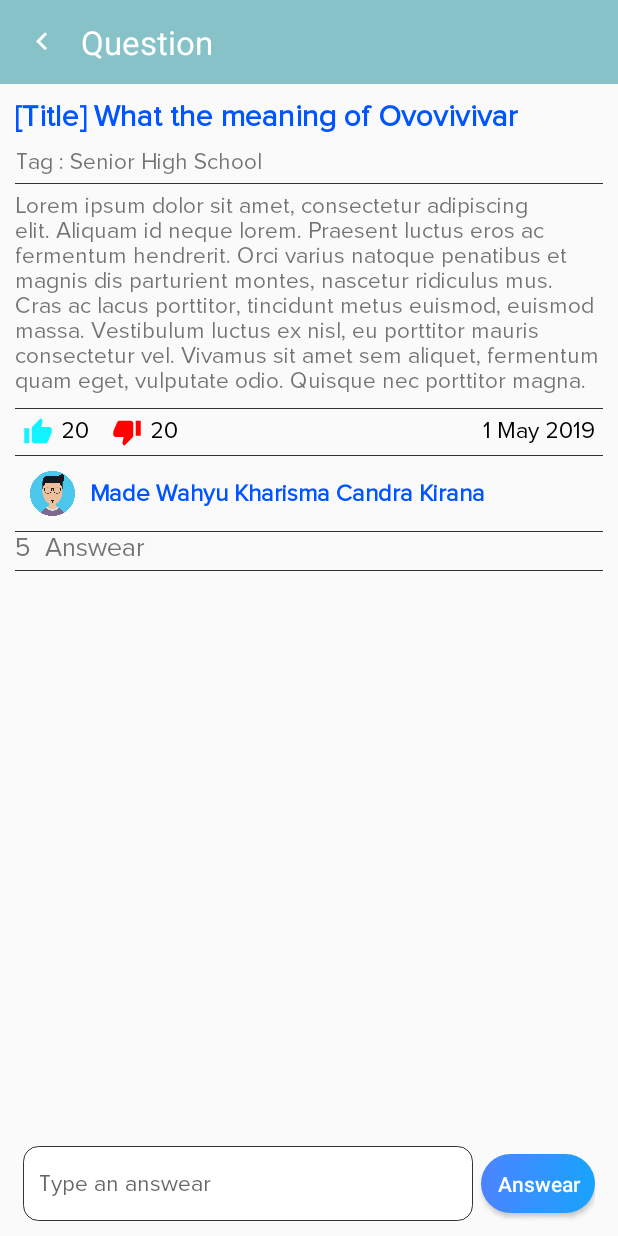
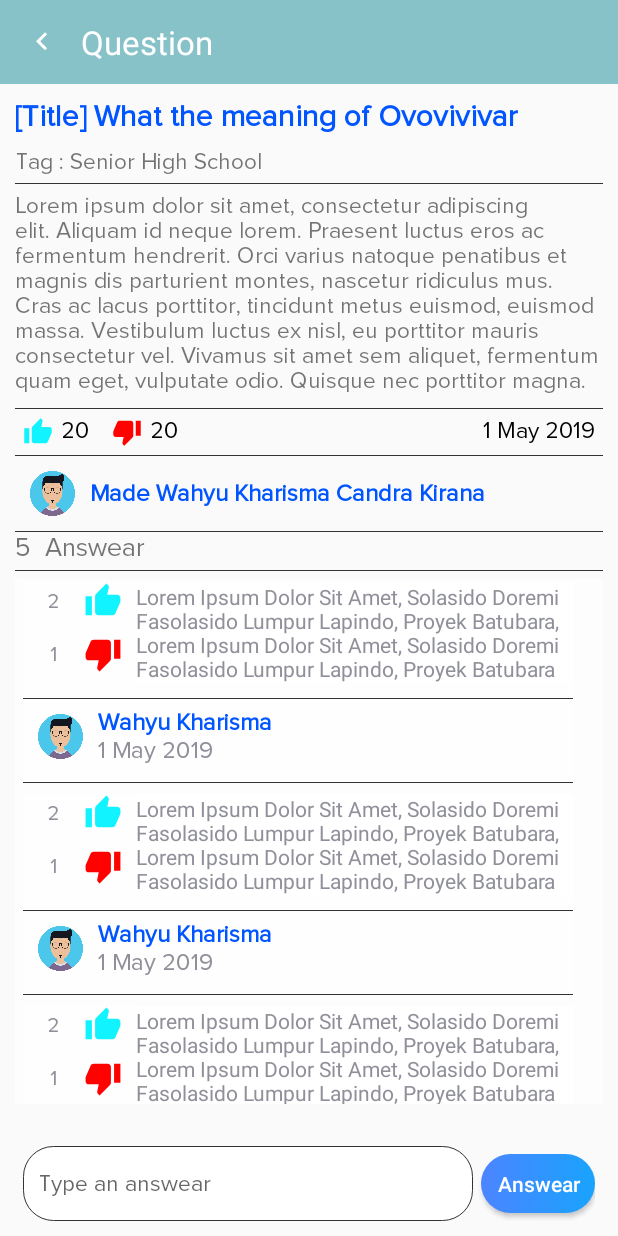
Before and after one commit to wahyukharisma/LearnMe, an Android app: the QuestionExpand screen opened directly, with no data from a screen before it, on a phone screen of 412 x 824 dp. Run offline under Robolectric (Android 15) with nearby library versions, the phone set to English and light mode, and no system bars.

Commit message:
Adding activity for handle answear question

```diff
--- a/app/src/main/java/com/example/learnme/Adapter/AnswearListAdapter.java
+++ b/app/src/main/java/com/example/learnme/Adapter/AnswearListAdapter.java
@@ -1,37 +1,65 @@
 package com.example.learnme.Adapter;
 
+import android.content.Context;
 import android.support.annotation.NonNull;
 import android.support.v7.widget.RecyclerView;
+import android.view.LayoutInflater;
 import android.view.View;
 import android.view.ViewGroup;
+import android.widget.TextView;
 
 import com.example.learnme.Model.Answear;
+import com.example.learnme.R;
 
 import java.util.List;
 
 public class AnswearListAdapter extends RecyclerView.Adapter<AnswearListAdapter.AnswearListViewHolder> {
 
+    Context mContext;
     List<Answear> mData;
+
+    public AnswearListAdapter(Context mContext, List<Answear> mData) {
+        this.mContext = mContext;
+        this.mData = mData;
+    }
 
     @NonNull
     @Override
     public AnswearListViewHolder onCreateViewHolder(@NonNull ViewGroup viewGroup, int i) {
-        return null;
+        View view;
+        LayoutInflater mInflater = LayoutInflater.from(mContext);
+        view                     = mInflater.inflate(R.layout.list_item_answear,viewGroup,false);
+        return new AnswearListViewHolder(view);
     }
 
     @Override
     public void onBindViewHolder(@NonNull AnswearListViewHolder answearListViewHolder, int i) {
 
+        answearListViewHolder.txt_desc.setText(mData.get(i).getAnswear());
+        answearListViewHolder.txt_name.setText(mData.get(i).getName());
+        answearListViewHolder.txt_dislike.setText(Integer.toString(mData.get(i).getDislike()));
+        answearListViewHolder.txt_like.setText(Integer.toString(mData.get(i).getLike()));
+        answearListViewHolder.txt_date.setText(mData.get(i).getDate());
+
     }
 
     @Override
     public int getItemCount() {
-        return 0;
+        return mData.size();
     }
 
     public class AnswearListViewHolder extends RecyclerView.ViewHolder {
+
+        TextView txt_name,txt_desc,txt_date,txt_like,txt_dislike;
+
         public AnswearListViewHolder(@NonNull View itemView) {
             super(itemView);
+
+            txt_name    = (TextView) itemView.findViewById(R.id.txt_user_comment);
+            txt_desc    = (TextView) itemView.findViewById(R.id.txt_desc_comment);
+            txt_date    = (TextView) itemView.findViewById(R.id.txt_date_comment);
+            txt_like    = (TextView) itemView.findViewById(R.id.txt_like);
+            txt_dislike = (TextView) itemView.findViewById(R.id.txt_dislike);
         }
     }
 }
--- a/app/src/main/java/com/example/learnme/QuestionExpand.java
+++ b/app/src/main/java/com/example/learnme/QuestionExpand.java
@@ -3,8 +3,19 @@ package com.example.learnme;
 import android.content.Intent;
 import android.support.v7.app.AppCompatActivity;
 import android.os.Bundle;
+import android.support.v7.widget.LinearLayoutManager;
+import android.support.v7.widget.RecyclerView;
+
+import com.example.learnme.Adapter.AnswearListAdapter;
+import com.example.learnme.Adapter.QuestionListAdapter;
+import com.example.learnme.Model.Answear;
+
+import java.util.ArrayList;
+import java.util.List;
 
 public class QuestionExpand extends AppCompatActivity {
+
+    List<Answear> mData;
 
     @Override
     protected void onCreate(Bundle savedInstanceState) {
@@ -12,5 +23,22 @@ public class QuestionExpand extends AppCompatActivity {
         setContentView(R.layout.activity_question_expand);
 
         Intent intent = getIntent();
+
+        // initialize recycle view item trending
+        mData = new ArrayList<>();
+        addData(mData);
+
+        // recycle view answear listener
+        RecyclerView recyclerView = (RecyclerView) findViewById(R.id.recycle_view_answear);
+        AnswearListAdapter myAdapter   = new AnswearListAdapter(this.getApplicationContext(),mData);
+        RecyclerView.LayoutManager layoutManager = new LinearLayoutManager(this);
+        recyclerView.setLayoutManager(layoutManager);
+        recyclerView.setAdapter(myAdapter);
+    }
+
+    private void addData(List<Answear> mData){
+        for(int i=0;i<5;i++){
+            mData.add(new Answear("Wahyu Kharisma","Lorem Ipsum Dolor Sit Amet, Solasido Doremi Fasolasido Lumpur Lapindo, Proyek Batubara, Lorem Ipsum Dolor Sit Amet, Solasido Doremi Fasolasido Lumpur Lapindo, Proyek Batubara","1 May 2019",2,1));
+        }
     }
 }
--- a/app/src/main/res/drawable/shape_edit_text.xml
+++ b/app/src/main/res/drawable/shape_edit_text.xml
@@ -5,10 +5,10 @@
     <solid android:color="@color/colorPrimary" />
 
     <corners
-        android:bottomLeftRadius="10dp"
-        android:bottomRightRadius="10dp"
-        android:topLeftRadius="10dp"
-        android:topRightRadius="10dp" />
+        android:bottomLeftRadius="20dp"
+        android:bottomRightRadius="20dp"
+        android:topLeftRadius="20dp"
+        android:topRightRadius="20dp" />
 
     <stroke
         android:width="0.5dp"
--- a/app/src/main/res/layout/activity_question_expand.xml
+++ b/app/src/main/res/layout/activity_question_expand.xml
@@ -214,7 +214,7 @@
                 <android.support.v7.widget.RecyclerView
                     android:id="@+id/recycle_view_answear"
                     android:layout_width="match_parent"
-                    android:layout_height="match_parent"></android.support.v7.widget.RecyclerView>
+                    android:layout_height="350dp"></android.support.v7.widget.RecyclerView>
 
             </LinearLayout>
 
--- a/app/src/main/res/layout/list_item_answear.xml
+++ b/app/src/main/res/layout/list_item_answear.xml
@@ -6,13 +6,14 @@
     android:layout_marginEnd="20dp"
     android:layout_marginStart="5dp"
     android:layout_marginTop="2dp"
-    android:orientation="vertical">
+    android:layout_marginBottom="5dp"
+    android:orientation="vertical"
+    android:background="@color/item_navigation_color">
 
     <LinearLayout
         android:layout_width="match_parent"
         android:layout_height="wrap_content"
-        android:orientation="horizontal"
-        android:background="@color/item_navigation_color">
+        android:orientation="horizontal">
 
         <LinearLayout
             android:layout_width="65dp"
@@ -62,6 +63,7 @@
         </LinearLayout>
 
         <TextView
+            android:id="@+id/txt_desc_comment"
             android:layout_width="match_parent"
             android:layout_height="wrap_content"
             android:text="@string/lorem_ipsum"
```
